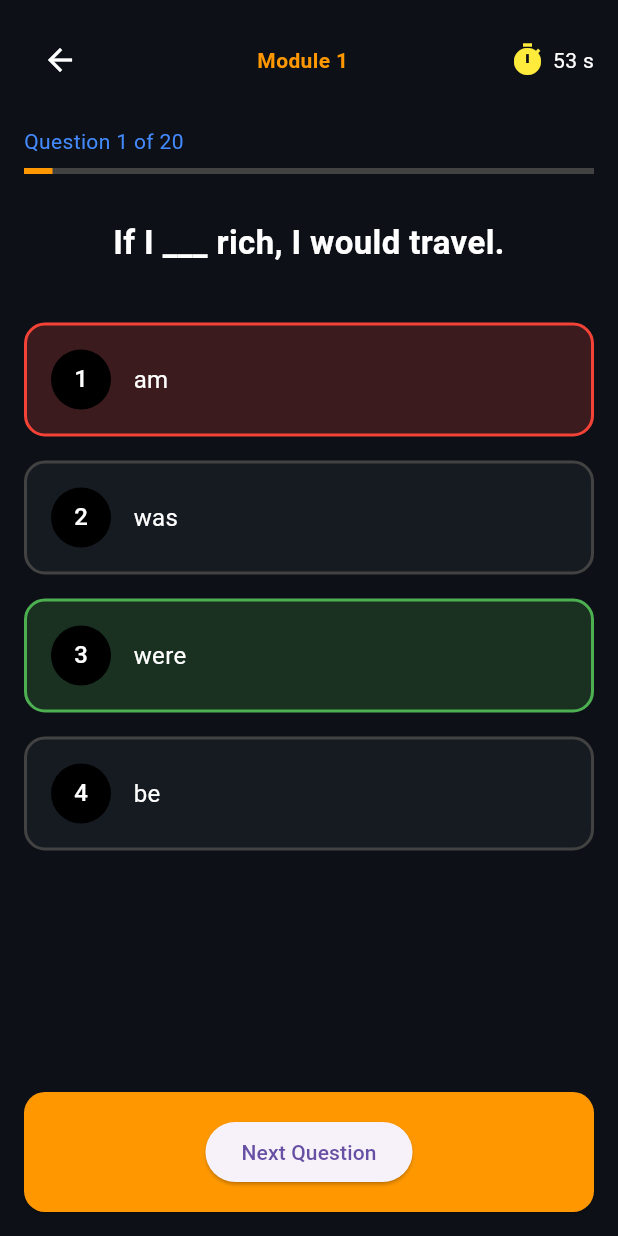
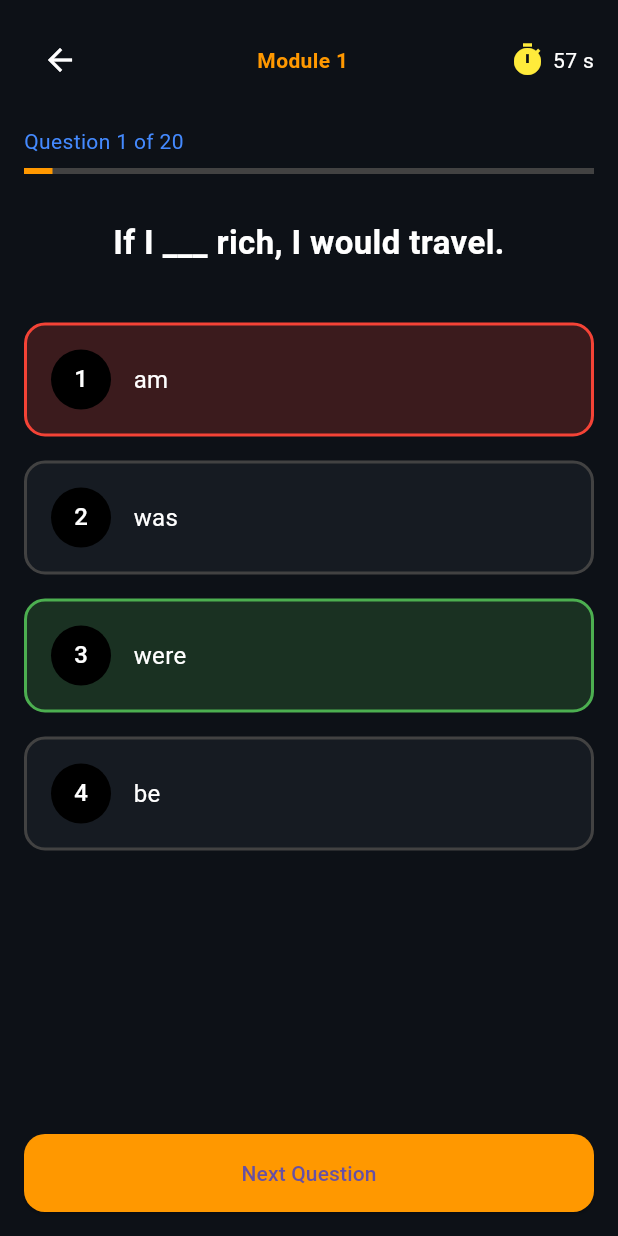
Before and after one commit to alex-manida/learn_english, a Flutter app: the QuizScreen screen opened directly with empty values, after a tap on an icon or button, on a phone screen of 412 x 824 dp. Run offline on Flutter 3.47's test engine with Material 3 defaults, Android fonts, the phone set to English and light mode, and no system bars.

Commit message:
Modified the countDown timer in quiz_screen.dart and improved result_screen.dart's UI.

```diff
--- a/lib/screens/quiz_screen.dart
+++ b/lib/screens/quiz_screen.dart
@@ -7,6 +7,7 @@ import '../data/intermediate.dart';
 import '../data/pre_intermediate.dart';
 import '../models/question.dart';
 import '../widgets/option_button.dart';
+import 'dart:async';
 
 class QuizScreen extends StatefulWidget {
   final String level;
@@ -33,6 +34,12 @@ class _QuizScreenState extends State<QuizScreen> {
   }
 
   @override
+  void dispose() {
+    timer?.cancel();
+    super.dispose();
+  }
+
+  @override
   void initState() {
     super.initState();
 
@@ -45,9 +52,33 @@ class _QuizScreenState extends State<QuizScreen> {
     } else {
       questions = interQ;
     }
+
+    startTimer(); // ✅ start timer
+  }
+
+  int timeLeft = 60;
+  Timer? timer;
+
+  void startTimer() {
+    timer?.cancel(); // stop old timer
+
+    timeLeft = 60;
+
+    timer = Timer.periodic(const Duration(seconds: 1), (t) {
+      if (timeLeft > 0) {
+        setState(() {
+          timeLeft--;
+        });
+      } else {
+        t.cancel();
+        nextQuestion(); // auto move when time ends
+      }
+    });
   }
 
   void nextQuestion() {
+    timer?.cancel(); // stop timer first
+
     if (selectedIndex == questions[index].correctIndex) {
       score++;
     }
@@ -57,6 +88,8 @@ class _QuizScreenState extends State<QuizScreen> {
         index++;
         selectedIndex = null;
       });
+
+      startTimer(); // ✅ restart timer
     } else {
       Navigator.pushReplacement(
         context,
@@ -94,10 +127,13 @@ class _QuizScreenState extends State<QuizScreen> {
                     ),
                   ),
                   Row(
-                    children: const [
-                      Icon(Icons.timer, color: Colors.yellow),
-                      SizedBox(width: 5),
-                      Text("53 s", style: TextStyle(color: Colors.white)),
+                    children: [
+                      const Icon(Icons.timer, color: Colors.yellow),
+                      const SizedBox(width: 5),
+                      Text(
+                        "$timeLeft s",
+                        style: const TextStyle(color: Colors.white),
+                      ),
                     ],
                   ),
                 ],
@@ -166,33 +202,7 @@ class _QuizScreenState extends State<QuizScreen> {
                     ),
                   ),
                   onPressed: selectedIndex == null ? null : nextQuestion,
-                  child: ElevatedButton(
-                    onPressed: selectedIndex == null
-                        ? null
-                        : () {
-                            if (selectedIndex == q.correctIndex) {
-                              score++;
-                            }
-
-                            if (index < questions.length - 1) {
-                              setState(() {
-                                index++;
-                                selectedIndex = null;
-                              });
-                            } else {
-                              Navigator.pushReplacement(
-                                context,
-                                MaterialPageRoute(
-                                  builder: (_) => ResultScreen(
-                                    score: score,
-                                    total: questions.length,
-                                  ),
-                                ),
-                              );
-                            }
-                          },
-                    child: const Text("Next Question"),
-                  ),
+                  child: const Text("Next Question"),
                 ),
               ),
             ],
```
Also changed, not shown: lib/screens/result_screen.dart (+125 -10 lines).
